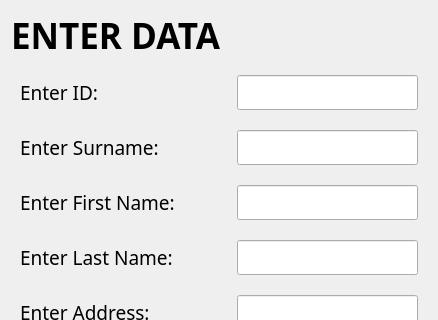
Qt form MDI/SecondProject/createpat.ui (maksnecuk/OOP_practice) before a commit; both pictures show x 0 to 438 and y 0 to 320 of the 438 by 566 pixel window.
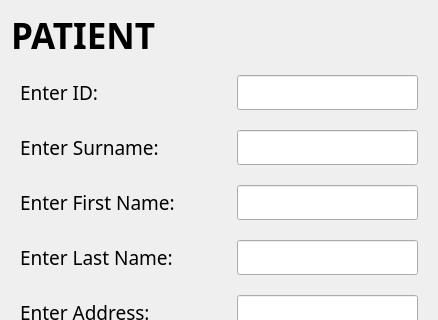
The same form after that commit.

The edit to the form file:
```diff
--- a/MDI/SecondProject/createpat.ui
+++ b/MDI/SecondProject/createpat.ui
@@ -24,7 +24,7 @@
       </font>
      </property>
      <property name="text">
-      <string>ENTER DATA</string>
+      <string>PATIENT</string>
      </property>
     </widget>
    </item>
```
